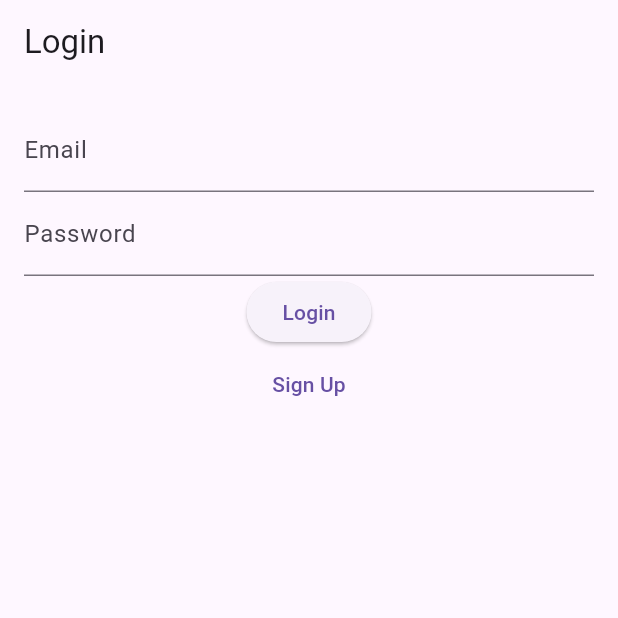
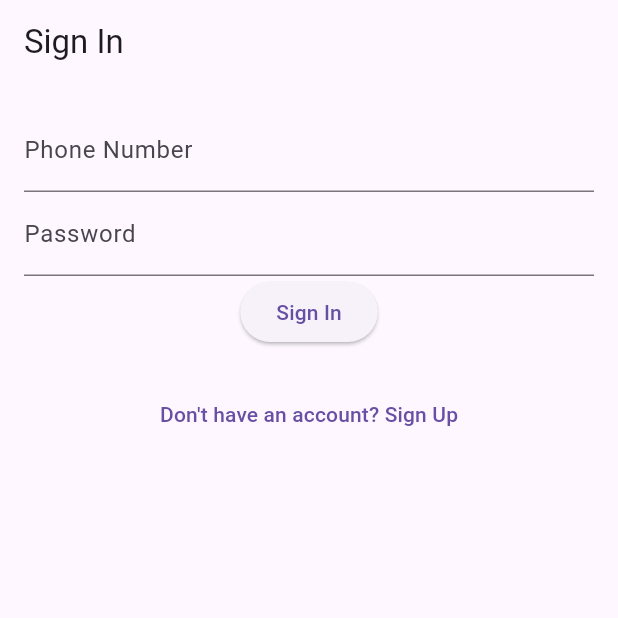
Before and after one commit to RawadHaidar/Qitaby, a Flutter app: the screen it shows after launch, on a phone screen of 412 x 824 dp, the top half of it. Run offline on Flutter 3.47's test engine with Material 3 defaults, Android fonts, the phone set to English and light mode, and no system bars; our stand-ins replace cloud_firestore, firebase_auth, firebase_core; accounts and stored records are empty.

Commit message:
make mobile num er authentication instead of email, save user data in users collection, press card to show book details.

```diff
--- a/lib/login_screen.dart
+++ b/lib/login_screen.dart
@@ -1,28 +1,52 @@
 import 'package:flutter/material.dart';
-import 'package:provider/provider.dart';
-import 'auth_service.dart';
-import 'sign_up_screen.dart';
+import 'package:firebase_auth/firebase_auth.dart';
+import 'sign_up_screen.dart'; // Import the SignUpScreen
 
-class LoginScreen extends StatefulWidget {
+class SignInScreen extends StatefulWidget {
   @override
-  _LoginScreenState createState() => _LoginScreenState();
+  _SignInScreenState createState() => _SignInScreenState();
 }
 
-class _LoginScreenState extends State<LoginScreen> {
-  final TextEditingController _emailController = TextEditingController();
+class _SignInScreenState extends State<SignInScreen> {
+  final _auth = FirebaseAuth.instance;
+
+  final TextEditingController _phoneNumberController = TextEditingController();
   final TextEditingController _passwordController = TextEditingController();
+
+  void _signIn() async {
+    try {
+      // Sign in the user
+      await _auth.signInWithEmailAndPassword(
+        email: _phoneNumberController.text + "@example.com",
+        password: _passwordController.text,
+      );
+
+      // Navigate to the home screen or show success message
+    } catch (e) {
+      print('Error: $e');
+      // Show error message to user
+    }
+  }
+
+  void _navigateToSignUp() {
+    Navigator.push(
+      context,
+      MaterialPageRoute(
+          builder: (context) => SignUpScreen()), // Navigate to SignUpScreen
+    );
+  }
 
   @override
   Widget build(BuildContext context) {
     return Scaffold(
-      appBar: AppBar(title: Text('Login')),
+      appBar: AppBar(title: Text('Sign In')),
       body: Padding(
-        padding: EdgeInsets.all(16.0),
+        padding: const EdgeInsets.all(16.0),
         child: Column(
-          children: <Widget>[
+          children: [
             TextField(
-              controller: _emailController,
-              decoration: InputDecoration(labelText: 'Email'),
+              controller: _phoneNumberController,
+              decoration: InputDecoration(labelText: 'Phone Number'),
             ),
             TextField(
               controller: _passwordController,
@@ -30,26 +54,13 @@ class _LoginScreenState extends State<LoginScreen> {
               obscureText: true,
             ),
             ElevatedButton(
-              onPressed: () async {
-                final email = _emailController.text;
-                final password = _passwordController.text;
-                try {
-                  await Provider.of<AuthService>(context, listen: false)
-                      .signInWithEmailAndPassword(email, password);
-                } catch (e) {
-                  print(e);
-                }
-              },
-              child: Text('Login'),
+              onPressed: _signIn,
+              child: Text('Sign In'),
             ),
+            SizedBox(height: 20),
             TextButton(
-              onPressed: () {
-                Navigator.push(
-                  context,
-                  MaterialPageRoute(builder: (context) => SignUpScreen()),
-                );
-              },
-              child: Text('Sign Up'),
+              onPressed: _navigateToSignUp,
+              child: Text('Don\'t have an account? Sign Up'),
             ),
           ],
         ),
--- a/lib/main.dart
+++ b/lib/main.dart
@@ -55,7 +55,7 @@ class AuthWrapper extends StatelessWidget {
       builder: (context, snapshot) {
         if (snapshot.connectionState == ConnectionState.active) {
           final User? user = snapshot.data;
-          return user == null ? LoginScreen() : HomeScreen();
+          return user == null ? SignInScreen() : HomeScreen();
         }
         return CircularProgressIndicator();
       },
```
Also changed, not shown: lib/home_screen.dart (+27 -3 lines), lib/sign_up_screen.dart (+49 -17 lines).
